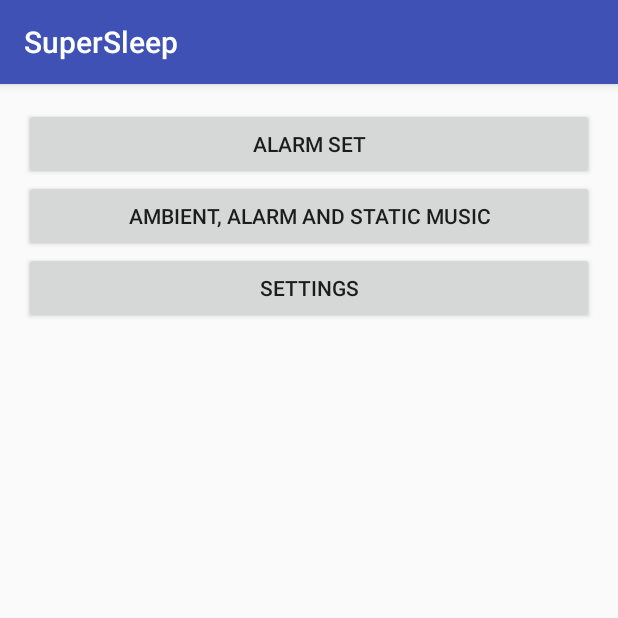
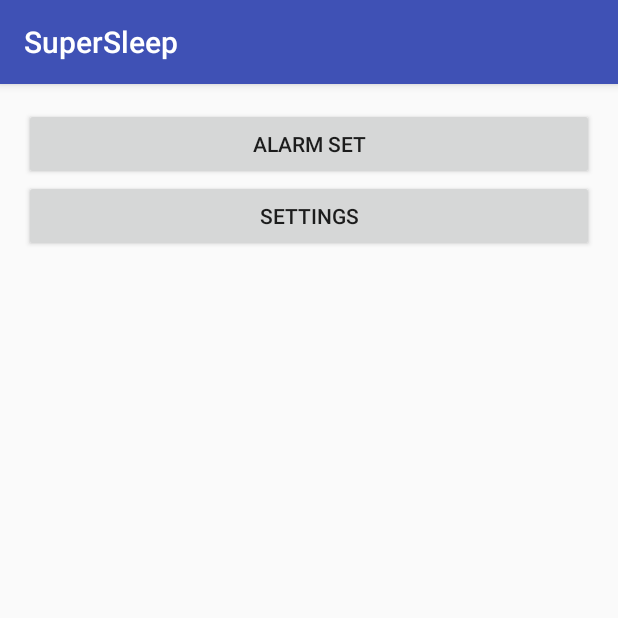
Before and after one commit to malcolm5858/AlexAndMalcolmSpartaHack2017, an Android app: the screen it shows after launch (MainActivity), on a phone screen of 412 x 824 dp, the top half of it. Run offline under Robolectric (Android 15) with nearby library versions, the phone set to English and light mode, and no system bars.

Commit message:
loss of useless section

```diff
--- a/app/src/main/AndroidManifest.xml
+++ b/app/src/main/AndroidManifest.xml
@@ -15,7 +15,6 @@
         </intent-filter>
         </activity>
         <activity android:name=".alarmSetActivity" />
-        <activity android:name=".ambientSoundsActivity" />
         <activity android:name=".settingsActivity"></activity>
 
         <receiver android:name=".Alarm_Receiver"/>
--- a/app/src/main/java/com/example/malcolmmachesky/testapp/MainActivity.java
+++ b/app/src/main/java/com/example/malcolmmachesky/testapp/MainActivity.java
@@ -34,10 +34,6 @@ public class MainActivity extends AppCompatActivity {
         startActivity(intent);
     }
 
-    public void openAmbientSounds(View view){
-        Intent intent = new Intent(this, ambientSoundsActivity.class);
-        startActivity(intent);
-    }
 
     public void openSettings(View view){
         Intent intent = new Intent(this, settingsActivity.class);
--- a/app/src/main/res/layout/activity_main.xml
+++ b/app/src/main/res/layout/activity_main.xml
@@ -27,13 +27,6 @@
         <Button
             android:layout_width="match_parent"
             android:layout_height="wrap_content"
-            android:id="@+id/button2"
-            android:onClick="openAmbientSounds"
-            android:text="@string/btn2" />
-
-        <Button
-            android:layout_width="match_parent"
-            android:layout_height="wrap_content"
             android:id="@+id/button3"
             android:onClick="openSettings"
             android:text="@string/btn3" />
```
Also changed, not shown: app/src/main/java/com/example/malcolmmachesky/testapp/ambientSoundsActivity.java (deleted, +0 -16 lines), app/src/main/res/layout/activity_ambient_sounds.xml (deleted, +0 -13 lines).
